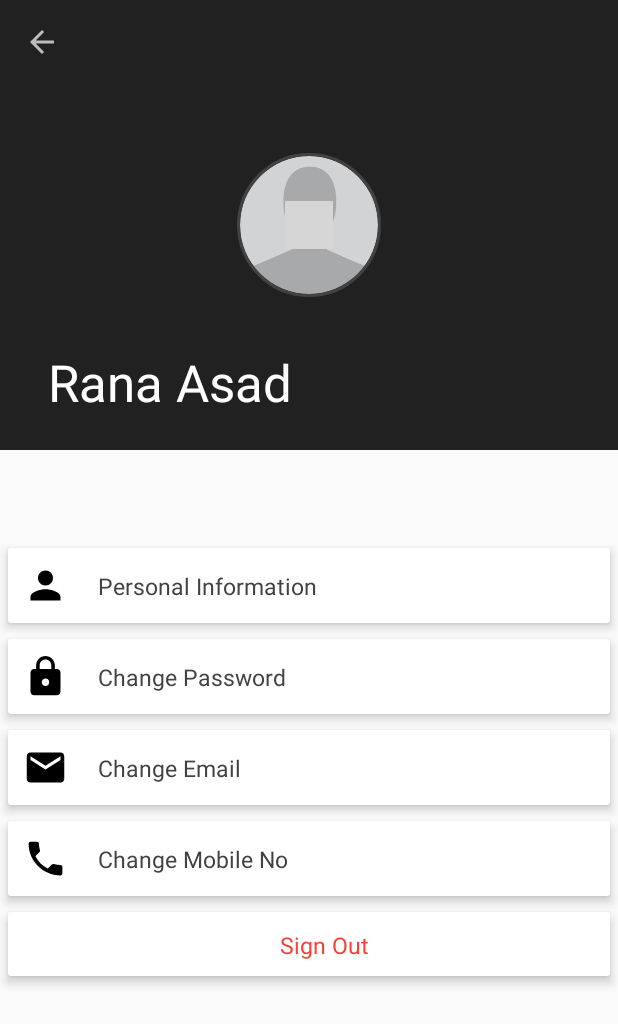
After one commit to Ranaasad113/TaleemBazaar, an Android app: the MyAccountActivity screen opened directly, with no data from a screen before it, on a phone screen of 412 x 824 dp. The commit adds this screen. Shown: the top 1024 px of the screen. Run offline under Robolectric (Android 15) with nearby library versions, the phone set to English and light mode, and no system bars; our stand-ins replace CircleImageView; libraries missing offline, so code that uses them is left out: com.hitomi.cmlibrary; plain views replace CircleMenu; 5 statements that could not run were skipped; grey boxes are pictures that could not be loaded.

Commit message:
Some Editing is done

```diff
--- a/app/build.gradle
+++ b/app/build.gradle
@@ -34,6 +34,6 @@ dependencies {
     compile 'de.hdodenhof:circleimageview:2.1.0'
     compile 'com.android.support.constraint:constraint-layout:1.0.2'
     compile 'com.github.Hitomis:CircleMenu:v1.1.0'
+    compile 'com.google.android.gms:play-services-appindexing:9.8.0'
     testCompile 'junit:junit:4.12'
-    compile 'com.google.android.gms:play-services-appindexing:9.8.0'
 }
--- /dev/null
+++ b/app/src/main/java/com/asad/taleembazar/activities/MyAccountActivity.java
@@ -0,0 +1,168 @@
+package com.asad.taleembazar.activities;
+
+import android.content.Intent;
+import android.graphics.Bitmap;
+import android.graphics.Color;
+import android.provider.MediaStore;
+import android.support.design.widget.CollapsingToolbarLayout;
+import android.support.v4.app.FragmentTransaction;
+import android.support.v7.app.AppCompatActivity;
+import android.os.Bundle;
+import android.support.v7.widget.GridLayoutManager;
+import android.support.v7.widget.RecyclerView;
+import android.support.v7.widget.Toolbar;
+import android.view.MenuItem;
+import android.view.View;
+import android.view.WindowManager;
+import android.widget.TextView;
+
+import com.asad.taleembazar.R;
+import com.asad.taleembazar.adpaters.RecyclerAdapterForSubmitadd;
+import com.asad.taleembazar.adpaters.RecyclerAdapterMyAccount;
+import com.hitomi.cmlibrary.CircleMenu;
+import com.hitomi.cmlibrary.OnMenuSelectedListener;
+import com.hitomi.cmlibrary.OnMenuStatusChangeListener;
+
+import java.io.IOException;
+import java.util.ArrayList;
+
+import de.hdodenhof.circleimageview.CircleImageView;
+import com.asad.taleembazar.fragments.RegisterFragment;
+import com.asad.taleembazar.serlization.MyAccountData;
+
+public class MyAccountActivity extends AppCompatActivity implements RegisterFragment.Communication {
+    private Toolbar mToolbar;
+    private RecyclerView mRecyclerView;
+    private RecyclerAdapterMyAccount mAdapter;
+    private ArrayList<MyAccountData> mArrayList = new ArrayList<>();
+    private static final int REQUEST_CAPTURE = 1;
+    private CircleMenu mCircleMenu;
+    private static final int REQUEST_GALLERY_CODE = 2;
+    private RecyclerView.LayoutManager mLayoutManager;
+
+    @Override
+    protected void onCreate(Bundle savedInstanceState) {
+        super.onCreate(savedInstanceState);
+        this.getWindow().setSoftInputMode(WindowManager.LayoutParams.SOFT_INPUT_STATE_ALWAYS_HIDDEN);
+        setContentView(R.layout.myaccount);
+        mToolbar = (Toolbar) findViewById(R.id.toolbarmyaccount);
+        mCircleMenu = (CircleMenu) findViewById(R.id.circle_menu);
+        setCircleMenu();
+        settingToolbar();//Here's Toolbar of that Activity Set
+
+    }
+
+    private void settingToolbar() {
+        setSupportActionBar(mToolbar);
+        getSupportActionBar().setDisplayShowHomeEnabled(true);
+        getSupportActionBar().setDisplayHomeAsUpEnabled(true);
+
+        CollapsingToolbarLayout collapsingToolbar =
+                (CollapsingToolbarLayout) findViewById(R.id.collapse);
+        collapsingToolbar.setTitle("Rana Asad");
+        collapsingToolbar.setCollapsedTitleTextColor(getResources().getColor(R.color.white_color));
+        collapsingToolbar.setExpandedTitleColor(getResources().getColor(R.color.white_color));
+        collapsingToolbar.setContentScrimColor(getResources().getColor(R.color.colorPrimary));
+        mRecyclerView = (RecyclerView)findViewById(R.id.recyclerview_for_myaccount);
+        mLayoutManager = new GridLayoutManager(this, 1);
+        mRecyclerView.setLayoutManager(mLayoutManager);
+        mRecyclerView.setHasFixedSize(true);
+        mArrayList.add(new MyAccountData(R.drawable.personalinfo_icon, "Personal Information"));
+        mArrayList.add(new MyAccountData(R.drawable.changepassword_icon, "Change Password"));
+        mArrayList.add(new MyAccountData(R.drawable.changemail_icon, "Change Email"));
+        mArrayList.add(new MyAccountData(R.drawable.changephoneno_icon, "Change Mobile No"));
+        mArrayList.add(new MyAccountData(0, "Sign Out"));
+        mAdapter = new RecyclerAdapterMyAccount(mArrayList);
+        mRecyclerView.setAdapter(mAdapter) ;
+
+    }
+
+    @Override
+    public void onBackPressed() {
+        super.onBackPressed();
+
+
+    }
+
+    @Override
+    public boolean onOptionsItemSelected(MenuItem item) {
+        switch (item.getItemId()) {
+            case android.R.id.home:
+                onBackPressed();
+        }
+        return super.onOptionsItemSelected(item);
+    }
+
+
+
+
+
+    public void accept(int j) {
+    }
+
+    @Override
+    protected void onActivityResult(int requestCode, int resultCode, Intent data) {
+        setProfileImage(requestCode, resultCode, data);
+    }
+
+    private void setCircleMenu() {//In this Method the Circle Menu is set
+        mCircleMenu.setMainMenu(Color.TRANSPARENT, R.drawable.camera_icon_for_submitadds, R.drawable.camera_icon_for_submitadds);
+        mCircleMenu.addSubMenu(Color.parseColor("#258CFF"), R.drawable.camera_icon_for_submitadds)
+                .addSubMenu(Color.parseColor("#30A400"), R.drawable.image_gallery_icon);
+        mCircleMenu.setOnMenuSelectedListener(new OnMenuSelectedListener() {
+
+            @Override
+            public void onMenuSelected(int index) {
+        switch (index) {
+            case 0:
+                Intent intent = new Intent(MediaStore.ACTION_IMAGE_CAPTURE);
+                startActivityForResult(intent, REQUEST_CAPTURE);
+                break;
+            case 1:
+                Intent intent1 = new Intent();
+                intent1.setType("image/*");
+                intent1.setAction(Intent.ACTION_GET_CONTENT);//
+                startActivityForResult(Intent.createChooser(intent1, "Select File"), REQUEST_GALLERY_CODE);
+                break;
+
+        }
+                                                 }
+        }
+
+        );
+
+        mCircleMenu.setOnMenuStatusChangeListener(new OnMenuStatusChangeListener() {
+
+            @Override
+            public void onMenuOpened() {
+
+            }
+
+            @Override
+            public void onMenuClosed() {
+
+            }
+        }
+        );
+    }
+
+    private void setProfileImage(int requestCode, int resultCode, Intent data) {/*here's the Profile image is set
+                                                                                     and this Function is called in onActivityResult Method*/
+        CircleImageView image1 = (CircleImageView) findViewById(R.id.profile_image_my_account);
+        if (requestCode == REQUEST_CAPTURE && resultCode == RESULT_OK) {
+            Bundle bundle = data.getExtras();
+            Bitmap image = (Bitmap) bundle.get("data");
+            image1.setImageBitmap(image);
+        } else if (requestCode == REQUEST_GALLERY_CODE && resultCode == RESULT_OK) {
+            Bitmap bm = null;
+            try {
+                bm = MediaStore.Images.Media.getBitmap(getApplicationContext().getContentResolver(), data.getData());
+            } catch (IOException e) {
+                e.printStackTrace();
+            }
+            image1.setImageBitmap(bm);
+
+        }
+    }
+
+    }
--- a/app/src/main/java/com/asad/taleembazar/data/CommonConstant.java
+++ b/app/src/main/java/com/asad/taleembazar/data/CommonConstant.java
@@ -5,7 +5,6 @@ package com.asad.taleembazar.data;
  * Created by asad on 5/18/17.
  *
  */
-
 public class CommonConstant {
     public static  final String URL="http://192.168.1.2/taleem/BasicHandler.php";
 }
--- a/app/src/main/java/com/asad/taleembazar/data/DataSource.java
+++ b/app/src/main/java/com/asad/taleembazar/data/DataSource.java
@@ -55,4 +55,8 @@ public class DataSource {
         }
             new FillTask().executeOnExecutor(AsyncTask.THREAD_POOL_EXECUTOR);
     }
+    public HashMap<String,ArrayList<DataModel>> getDataModels()
+    {
+        return myHashmap;
+    }
 }
--- a/app/src/main/java/com/asad/taleembazar/data/DataSourceWrapper.java
+++ b/app/src/main/java/com/asad/taleembazar/data/DataSourceWrapper.java
@@ -21,4 +21,9 @@ public class DataSourceWrapper {
 
         }
     }
+    public DataSource getDataSource(String Category)
+    {
+        DataSource dataSource=datasorces.get(Category);
+        return dataSource;
+    }
 }
--- a/app/src/main/java/com/asad/taleembazar/fragments/SecondFrgamnet.java
+++ b/app/src/main/java/com/asad/taleembazar/fragments/SecondFrgamnet.java
@@ -11,7 +11,9 @@ import android.view.ViewGroup;
 import com.asad.taleembazar.R;
 
 /**
+ *
  * A simple {@link Fragment} subclass.
+ *
  */
 public class SecondFrgamnet extends Fragment {
 
--- a/app/src/main/res/layout/activity_third.xml
+++ b/app/src/main/res/layout/activity_third.xml
@@ -5,7 +5,7 @@
     android:id="@+id/activity_third"
     android:layout_width="match_parent"
     android:layout_height="match_parent"
-    tools:context="com.asad.taleembazar.activities.ThirdActivity">
+    tools:context="com.asad.taleembazar.activities.SelectCategoriesActivity">
     <android.support.design.widget.CoordinatorLayout xmlns:android="http://schemas.android.com/apk/res/android"
         xmlns:tools="http://schemas.android.com/tools"
         android:layout_width="match_parent"
@@ -13,7 +13,7 @@
         xmlns:app="http://schemas.android.com/apk/res-auto"
         android:id="@+id/coordinatelayout"
         android:fitsSystemWindows="true"
-        tools:context="com.asad.taleembazar.activities.MainActivity">
+        tools:context="com.asad.taleembazar.activities.HomeActivity">
 
     <android.support.design.widget.AppBarLayout
         android:layout_width="match_parent"
--- a/app/src/main/res/layout/app_bar_main.xml
+++ b/app/src/main/res/layout/app_bar_main.xml
@@ -6,7 +6,7 @@
     android:layout_height="match_parent"
     android:id="@+id/appbar_complete_layout"
     android:fitsSystemWindows="true"
-    tools:context="com.asad.taleembazar.activities.MainActivity">
+    tools:context="com.asad.taleembazar.activities.HomeActivity">
 
     <android.support.design.widget.AppBarLayout
         android:layout_width="match_parent"
--- a/app/src/main/res/layout/fragment_toolbar.xml
+++ b/app/src/main/res/layout/fragment_toolbar.xml
@@ -11,7 +11,7 @@
     xmlns:app="http://schemas.android.com/apk/res-auto"
     android:id="@+id/coordinatelayout"
     android:fitsSystemWindows="true"
-    tools:context="com.asad.taleembazar.activities.MainActivity">
+    tools:context="com.asad.taleembazar.activities.HomeActivity">
 
     <android.support.design.widget.AppBarLayout
         android:layout_width="match_parent"
--- a/app/src/main/res/layout/myaccount.xml
+++ b/app/src/main/res/layout/myaccount.xml
@@ -49,9 +49,6 @@
         </android.support.design.widget.CollapsingToolbarLayout>
 
     </android.support.design.widget.AppBarLayout>
-
-
-
     <android.support.v7.widget.RecyclerView
         android:layout_width="match_parent"
         android:layout_marginTop="60dp"
--- a/app/src/main/res/layout/submitadd_layout.xml
+++ b/app/src/main/res/layout/submitadd_layout.xml
@@ -7,7 +7,7 @@
         xmlns:app="http://schemas.android.com/apk/res-auto"
         android:id="@+id/coordinatelayout"
         android:fitsSystemWindows="true"
-        tools:context="com.asad.taleembazar.activities.MainActivity">
+        tools:context="com.asad.taleembazar.activities.HomeActivity">
 
         <android.support.design.widget.AppBarLayout
             android:layout_width="match_parent"
--- a/app/src/main/res/values/colors.xml
+++ b/app/src/main/res/values/colors.xml
@@ -1,8 +1,8 @@
 <?xml version="1.0" encoding="utf-8"?>
 <resources>
-    <color name="colorPrimary">#00796B</color>
-    <color name="colorPrimaryDark">#00695C</color>
-    <color name="colorAccent">#D84315</color>
+    <color name="colorPrimary">#111</color>
+    <color name="colorPrimaryDark">#000</color>
+    <color name="colorAccent">#4CAF50</color>
     <color name="colorblack">#424242</color>
     <color name="edittext_hnt_color">#BDBDBD</color>
     <color name="red_color">#F44336</color>
```
Also changed, not shown: app/src/main/AndroidManifest.xml (+25 -10 lines), app/src/main/java/com/asad/taleembazar/activities/HomeActivity.java (renamed from app/src/main/java/com/asad/taleembazar/activities/MainActivity.java, +4 -6 lines), app/src/main/java/com/asad/taleembazar/activities/SecondActivity.java (deleted, +0 -258 lines), app/src/main/java/com/asad/taleembazar/activities/SelectCategoriesActivity.java (renamed from app/src/main/java/com/asad/taleembazar/activities/ThirdActivity.java, +14 -9 lines), app/src/main/java/com/asad/taleembazar/activities/SignInActivity.java (added, +54 -0 lines), app/src/main/java/com/asad/taleembazar/activities/SubmitAddActivity.java (added, +39 -0 lines), app/src/main/java/com/asad/taleembazar/adpaters/RecyclerviewForHome.java (+2 -8 lines), app/src/main/java/com/asad/taleembazar/fragments/RegisterFragment.java (renamed from app/src/main/java/com/asad/taleembazar/fragments/FirstFragment.java, +3 -20 lines).
